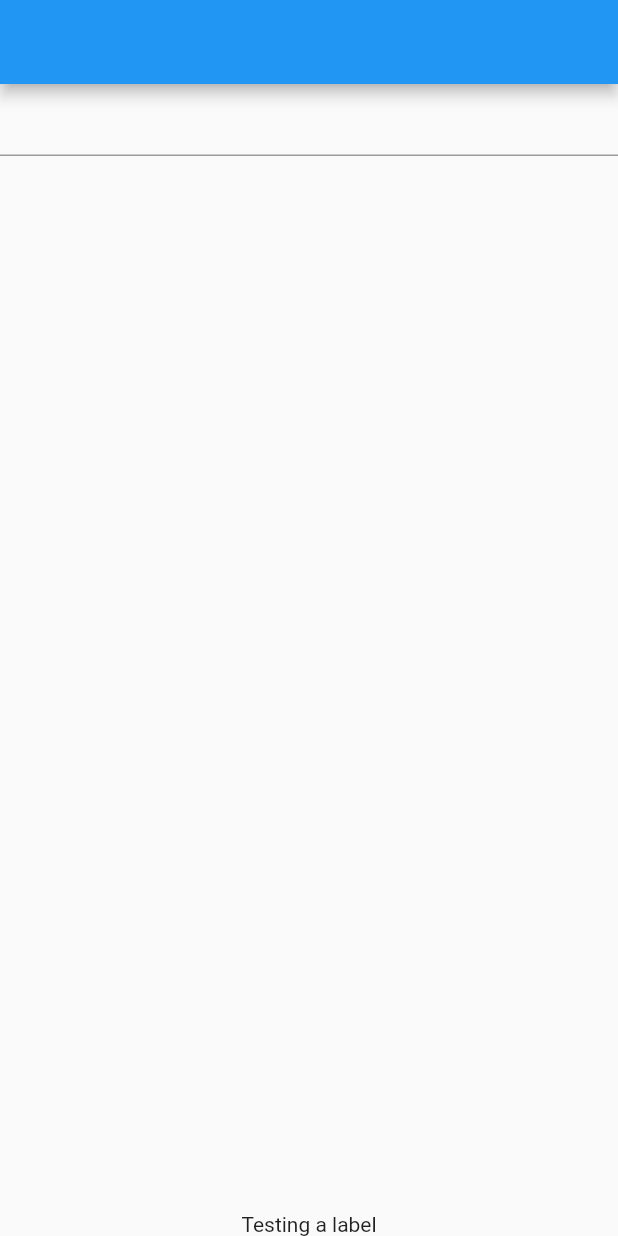
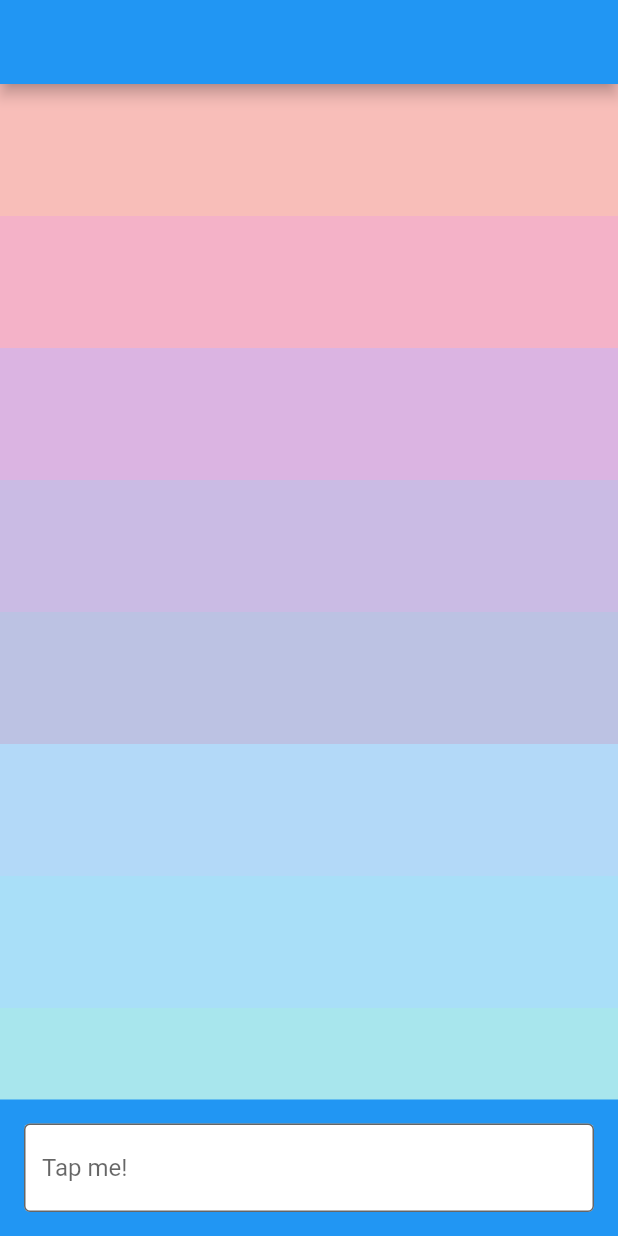
Before and after one commit to drogel/keyboard_attachable, a Flutter app: the screen it shows after launch, on a phone screen of 412 x 824 dp. Run offline on Flutter 3.47's test engine with Material 2 defaults, Android fonts, the phone set to English and light mode, and no system bars; missing offline and left inert: keyboard_visibility.

```diff
--- a/example/lib/main.dart
+++ b/example/lib/main.dart
@@ -10,9 +10,26 @@ class Example extends StatelessWidget {
           resizeToAvoidBottomInset: false,
           appBar: AppBar(),
           body: FooterLayout(
-            body: TextField(),
+            body: ListView.builder(
+              itemCount: Colors.primaries.length,
+              itemBuilder: (_, i) => Container(
+                height: 88,
+                color: Colors.primaries[i].withOpacity(0.33),
+              ),
+            ),
             footer: KeyboardAttachable(
-              child: Text("Testing a label"),
+              child: Container(
+                padding: const EdgeInsets.all(16),
+                color: Colors.blue,
+                child: TextField(
+                  decoration: InputDecoration(
+                    hintText: "Tap me!",
+                    fillColor: Colors.white,
+                    filled: true,
+                    border: OutlineInputBorder(),
+                  ),
+                ),
+              ),
             ),
           ),
         ),
--- /dev/null
+++ b/lib/src/android_attachable_controller.dart
@@ -0,0 +1,35 @@
+import 'package:flutter/animation.dart';
+import 'package:flutter/cupertino.dart';
+import 'package:flutter/foundation.dart';
+import 'package:keyboard_attachable/src/keyboard_attachable_controller.dart';
+
+class AndroidAttachableController implements KeyboardAttachableController {
+  AndroidAttachableController({@required TickerProvider vsync}) {
+    _controller = AnimationController(
+      vsync: vsync,
+      duration: const Duration(milliseconds: 150),
+      reverseDuration: const Duration(milliseconds: 150),
+    );
+  }
+
+  AnimationController _controller;
+
+  @override
+  Animation<double> get animation => CurvedAnimation(
+        parent: _controller,
+        curve: Cubic(0, 0, 0.2, 1),
+        reverseCurve: Cubic(0, 0, 1, 0.2),
+      );
+
+  @override
+  void dispose() {
+    _controller.dispose();
+    _controller = null;
+  }
+
+  @override
+  TickerFuture forward() => _controller.forward();
+
+  @override
+  TickerFuture reverse() => _controller.reverse();
+}
--- a/lib/src/cupertino_attachable_controller.dart
+++ b/lib/src/ios_attachable_controller.dart
@@ -3,8 +3,8 @@ import 'package:flutter/cupertino.dart';
 import 'package:flutter/physics.dart';
 import 'package:keyboard_attachable/src/keyboard_attachable_controller.dart';
 
-class CupertinoAttachableController implements KeyboardAttachableController {
-  CupertinoAttachableController({@required TickerProvider vsync})
+class IOSAttachableController implements KeyboardAttachableController {
+  IOSAttachableController({@required TickerProvider vsync})
       : _spring = SpringDescription(mass: 8, stiffness: 1, damping: 4.5),
         _springVelocity = 10 {
     _controller = AnimationController(vsync: vsync);
--- a/lib/src/keyboard_attachable.dart
+++ b/lib/src/keyboard_attachable.dart
@@ -1,5 +1,6 @@
 import 'package:flutter/material.dart';
-import 'package:keyboard_attachable/src/cupertino_attachable_controller.dart';
+import 'package:keyboard_attachable/src/android_attachable_controller.dart';
+import 'package:keyboard_attachable/src/ios_attachable_controller.dart';
 import 'package:keyboard_attachable/src/keyboard_attachable_controller.dart';
 import 'package:keyboard_visibility/keyboard_visibility.dart';
 
@@ -23,7 +24,7 @@ class _KeyboardAttachableState extends State<KeyboardAttachable>
   @override
   void initState() {
     _bottomSize = 0;
-    _controller = CupertinoAttachableController(vsync: this);
+    _controller = AndroidAttachableController(vsync: this);
     KeyboardVisibilityNotification().addNewListener(
       onShow: () => WidgetsBinding.instance.addPostFrameCallback(
         (_) => _controller.forward(),
```
